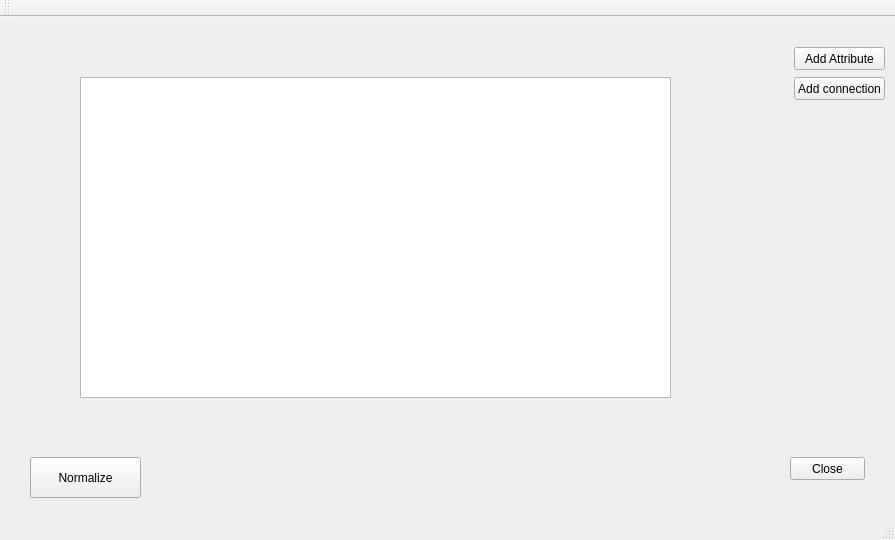
The window that mainwindow.ui (ButtNaked/DBprom2) describes before a commit, drawn with Qt 5.
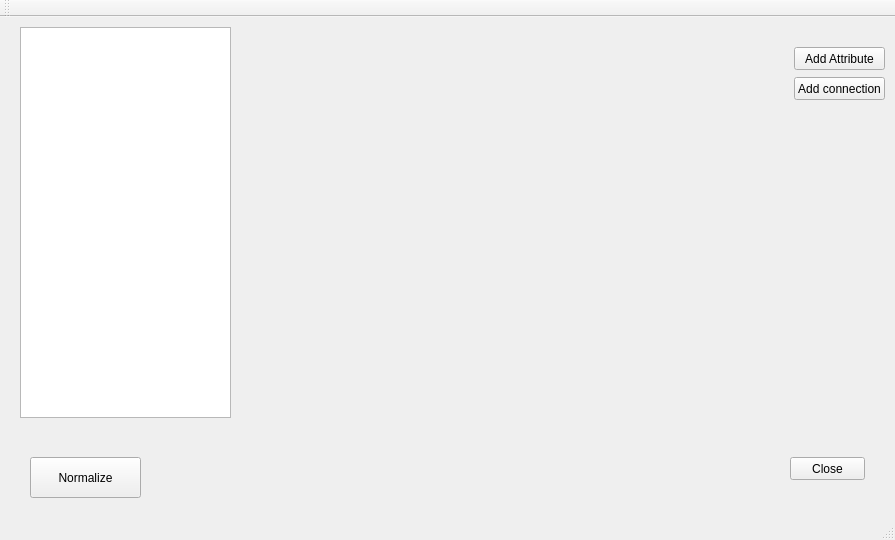
The same window after the commit.

Patch:
```diff
--- a/mainwindow.ui
+++ b/mainwindow.ui
@@ -69,10 +69,10 @@
    <widget class="QTextEdit" name="textEdit">
     <property name="geometry">
      <rect>
-      <x>80</x>
-      <y>60</y>
-      <width>591</width>
-      <height>321</height>
+      <x>20</x>
+      <y>10</y>
+      <width>211</width>
+      <height>391</height>
      </rect>
     </property>
    </widget>
```
